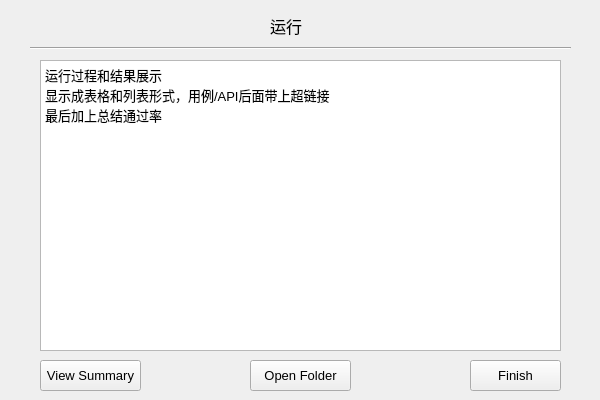
Before: the Qt Designer form basebench/run_page.ui in feishengfei/benchUI, drawn with Qt 5.
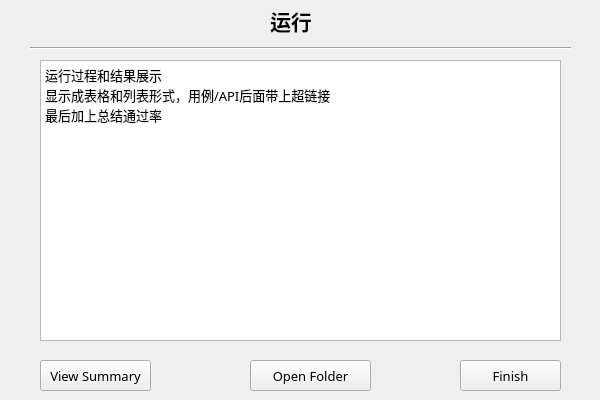
After: the same form once the commit is applied.

What changed in the file:
```diff
--- a/basebench/run_page.ui
+++ b/basebench/run_page.ui
@@ -19,11 +19,18 @@
      <x>40</x>
      <y>60</y>
      <width>521</width>
-     <height>291</height>
+     <height>281</height>
     </rect>
    </property>
+   <property name="sizePolicy">
+    <sizepolicy hsizetype="Ignored" vsizetype="Ignored">
+     <horstretch>0</horstretch>
+     <verstretch>0</verstretch>
+    </sizepolicy>
+   </property>
    <property name="font">
     <font>
+     <family>微软雅黑</family>
      <pointsize>10</pointsize>
     </font>
    </property>
@@ -31,10 +38,10 @@
     <string>&lt;!DOCTYPE HTML PUBLIC &quot;-//W3C//DTD HTML 4.0//EN&quot; &quot;http://www.w3.org/TR/REC-html40/strict.dtd&quot;&gt;
 &lt;html&gt;&lt;head&gt;&lt;meta name=&quot;qrichtext&quot; content=&quot;1&quot; /&gt;&lt;style type=&quot;text/css&quot;&gt;
 p, li { white-space: pre-wrap; }
-&lt;/style&gt;&lt;/head&gt;&lt;body style=&quot; font-family:'SimSun'; font-size:10pt; font-weight:400; font-style:normal;&quot;&gt;
-&lt;p style=&quot; margin-top:0px; margin-bottom:0px; margin-left:0px; margin-right:0px; -qt-block-indent:0; text-indent:0px;&quot;&gt;运行过程和结果展示&lt;/p&gt;
-&lt;p style=&quot; margin-top:0px; margin-bottom:0px; margin-left:0px; margin-right:0px; -qt-block-indent:0; text-indent:0px;&quot;&gt;显示成表格和列表形式，用例/API后面带上超链接&lt;/p&gt;
-&lt;p style=&quot; margin-top:0px; margin-bottom:0px; margin-left:0px; margin-right:0px; -qt-block-indent:0; text-indent:0px;&quot;&gt;最后加上总结通过率&lt;/p&gt;&lt;/body&gt;&lt;/html&gt;</string>
+&lt;/style&gt;&lt;/head&gt;&lt;body style=&quot; font-family:'微软雅黑'; font-size:10pt; font-weight:400; font-style:normal;&quot;&gt;
+&lt;p style=&quot; margin-top:0px; margin-bottom:0px; margin-left:0px; margin-right:0px; -qt-block-indent:0; text-indent:0px;&quot;&gt;&lt;span style=&quot; font-family:'SimSun';&quot;&gt;运行过程和结果展示&lt;/span&gt;&lt;/p&gt;
+&lt;p style=&quot; margin-top:0px; margin-bottom:0px; margin-left:0px; margin-right:0px; -qt-block-indent:0; text-indent:0px;&quot;&gt;&lt;span style=&quot; font-family:'SimSun';&quot;&gt;显示成表格和列表形式，用例/API后面带上超链接&lt;/span&gt;&lt;/p&gt;
+&lt;p style=&quot; margin-top:0px; margin-bottom:0px; margin-left:0px; margin-right:0px; -qt-block-indent:0; text-indent:0px;&quot;&gt;&lt;span style=&quot; font-family:'SimSun';&quot;&gt;最后加上总结通过率&lt;/span&gt;&lt;/p&gt;&lt;/body&gt;&lt;/html&gt;</string>
    </property>
   </widget>
   <widget class="Line" name="line">
@@ -54,15 +61,23 @@
    <property name="geometry">
     <rect>
      <x>270</x>
-     <y>10</y>
-     <width>51</width>
-     <height>31</height>
+     <y>0</y>
+     <width>71</width>
+     <height>41</height>
     </rect>
    </property>
+   <property name="sizePolicy">
+    <sizepolicy hsizetype="Ignored" vsizetype="Ignored">
+     <horstretch>0</horstretch>
+     <verstretch>0</verstretch>
+    </sizepolicy>
+   </property>
    <property name="font">
     <font>
      <family>微软雅黑</family>
-     <pointsize>12</pointsize>
+     <pointsize>16</pointsize>
+     <weight>75</weight>
+     <bold>true</bold>
     </font>
    </property>
    <property name="text">
@@ -72,14 +87,21 @@
   <widget class="QPushButton" name="runFinishBtn">
    <property name="geometry">
     <rect>
-     <x>470</x>
+     <x>460</x>
      <y>360</y>
-     <width>91</width>
+     <width>101</width>
      <height>31</height>
     </rect>
    </property>
+   <property name="sizePolicy">
+    <sizepolicy hsizetype="Ignored" vsizetype="Ignored">
+     <horstretch>0</horstretch>
+     <verstretch>0</verstretch>
+    </sizepolicy>
+   </property>
    <property name="font">
     <font>
+     <family>微软雅黑</family>
      <pointsize>10</pointsize>
     </font>
    </property>
@@ -92,12 +114,19 @@
     <rect>
      <x>40</x>
      <y>360</y>
-     <width>101</width>
+     <width>111</width>
      <height>31</height>
     </rect>
    </property>
+   <property name="sizePolicy">
+    <sizepolicy hsizetype="Ignored" vsizetype="Ignored">
+     <horstretch>0</horstretch>
+     <verstretch>0</verstretch>
+    </sizepolicy>
+   </property>
    <property name="font">
     <font>
+     <family>微软雅黑</family>
      <pointsize>10</pointsize>
     </font>
    </property>
@@ -110,12 +139,19 @@
     <rect>
      <x>250</x>
      <y>360</y>
-     <width>101</width>
+     <width>121</width>
      <height>31</height>
     </rect>
    </property>
+   <property name="sizePolicy">
+    <sizepolicy hsizetype="Ignored" vsizetype="Ignored">
+     <horstretch>0</horstretch>
+     <verstretch>0</verstretch>
+    </sizepolicy>
+   </property>
    <property name="font">
     <font>
+     <family>微软雅黑</family>
      <pointsize>10</pointsize>
     </font>
    </property>
```
Left out of the diff: 11 changed lines with no effect on the pictures.
